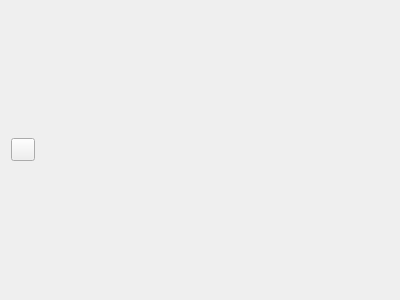
1604042736/FMCL, file FMCL/Functions/SettingEditor/SettingCards/ListSettingCard.ui: the form before one commit.
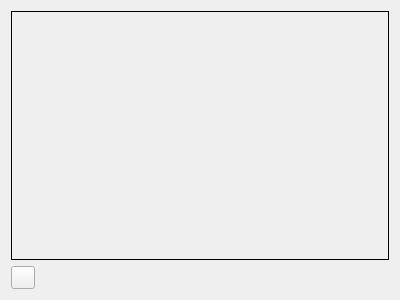
The form after the commit. Custom widgets are drawn as their Qt base class.

Patch:
```diff
--- a/FMCL/Functions/SettingEditor/SettingCards/ListSettingCard.ui
+++ b/FMCL/Functions/SettingEditor/SettingCards/ListSettingCard.ui
@@ -14,6 +14,22 @@
    <string/>
   </property>
   <layout class="QGridLayout" name="_layout">
+   <item row="0" column="0" colspan="2">
+    <widget class="QFrame" name="frame">
+     <property name="styleSheet">
+      <string notr="true">QFrame#frame{
+	border:1px solid black;
+}</string>
+     </property>
+     <property name="frameShape">
+      <enum>QFrame::StyledPanel</enum>
+     </property>
+     <property name="frameShadow">
+      <enum>QFrame::Raised</enum>
+     </property>
+     <layout class="QGridLayout" name="gl_elements"/>
+    </widget>
+   </item>
    <item row="1" column="0">
     <widget class="TransparentToolButton" name="pb_add"/>
    </item>
@@ -30,9 +46,6 @@
      </property>
     </spacer>
    </item>
-   <item row="0" column="0" colspan="2">
-    <layout class="QGridLayout" name="gl_elements"/>
-   </item>
   </layout>
  </widget>
  <customwidgets>
```
